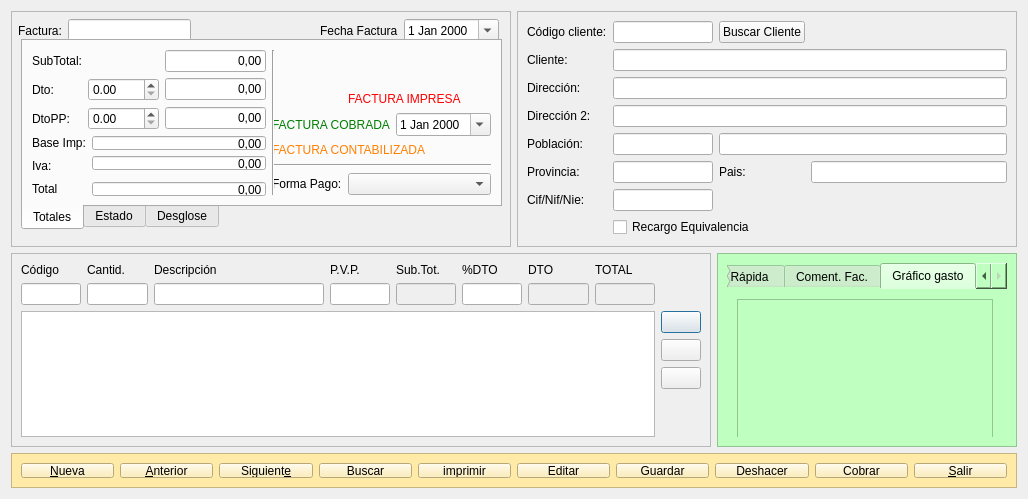
arcnexus/RedFoX, file frmfacturas.ui: the form before one commit.
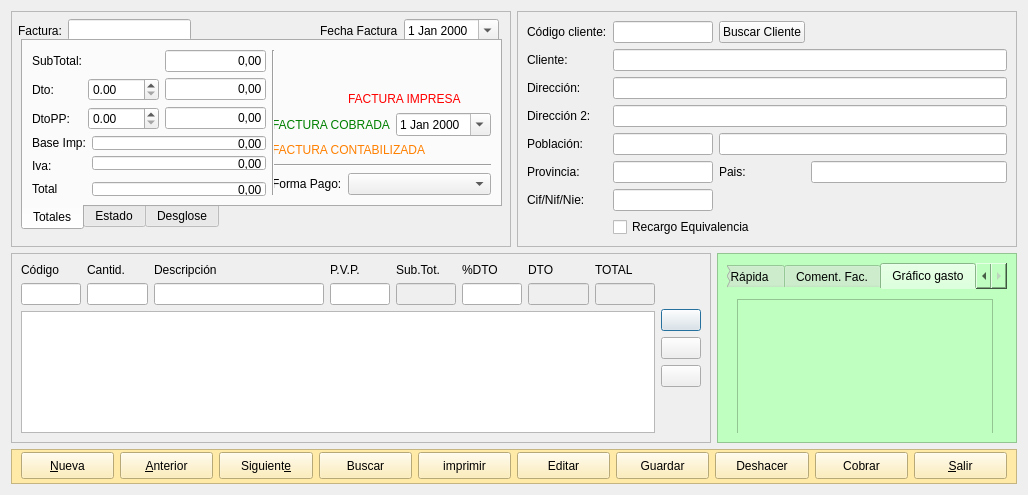
The form after the commit. The open tabs and pages were chosen to show the change. Icons and pictures are not drawn.

```diff
--- a/frmfacturas.ui
+++ b/frmfacturas.ui
@@ -6,8 +6,8 @@
    <rect>
     <x>0</x>
     <y>0</y>
-    <width>1028</width>
-    <height>499</height>
+    <width>1024</width>
+    <height>495</height>
    </rect>
   </property>
   <property name="windowTitle">
@@ -385,8 +385,17 @@
       <enum>QFrame::Raised</enum>
      </property>
      <layout class="QHBoxLayout" name="horizontalLayout">
+      <property name="topMargin">
+       <number>2</number>
+      </property>
       <item>
        <widget class="QPushButton" name="btnAnadir">
+        <property name="minimumSize">
+         <size>
+          <width>0</width>
+          <height>27</height>
+         </size>
+        </property>
         <property name="text">
          <string>&amp;Nueva</string>
         </property>
@@ -398,6 +407,12 @@
       </item>
       <item>
        <widget class="QPushButton" name="btnAnterior">
+        <property name="minimumSize">
+         <size>
+          <width>0</width>
+          <height>27</height>
+         </size>
+        </property>
         <property name="text">
          <string>&amp;Anterior</string>
         </property>
@@ -409,6 +424,12 @@
       </item>
       <item>
        <widget class="QPushButton" name="btnSiguiente">
+        <property name="minimumSize">
+         <size>
+          <width>0</width>
+          <height>27</height>
+         </size>
+        </property>
         <property name="text">
          <string>Siguient&amp;e</string>
         </property>
@@ -420,6 +441,12 @@
       </item>
       <item>
        <widget class="QPushButton" name="btnBuscar">
+        <property name="minimumSize">
+         <size>
+          <width>0</width>
+          <height>27</height>
+         </size>
+        </property>
         <property name="text">
          <string>Buscar</string>
         </property>
@@ -431,6 +458,12 @@
       </item>
       <item>
        <widget class="QPushButton" name="btnImprimir">
+        <property name="minimumSize">
+         <size>
+          <width>0</width>
+          <height>27</height>
+         </size>
+        </property>
         <property name="text">
          <string>imprimir</string>
         </property>
@@ -442,6 +475,12 @@
       </item>
       <item>
        <widget class="QPushButton" name="btnEditar">
+        <property name="minimumSize">
+         <size>
+          <width>0</width>
+          <height>27</height>
+         </size>
+        </property>
         <property name="text">
          <string>Editar</string>
         </property>
@@ -453,6 +492,12 @@
       </item>
       <item>
        <widget class="QPushButton" name="btnGuardar">
+        <property name="minimumSize">
+         <size>
+          <width>0</width>
+          <height>27</height>
+         </size>
+        </property>
         <property name="text">
          <string>Guardar</string>
         </property>
@@ -464,6 +509,12 @@
       </item>
       <item>
        <widget class="QPushButton" name="btnDeshacer">
+        <property name="minimumSize">
+         <size>
+          <width>0</width>
+          <height>27</height>
+         </size>
+        </property>
         <property name="text">
          <string>Deshacer</string>
         </property>
@@ -475,6 +526,12 @@
       </item>
       <item>
        <widget class="QPushButton" name="btnCobrar">
+        <property name="minimumSize">
+         <size>
+          <width>0</width>
+          <height>27</height>
+         </size>
+        </property>
         <property name="text">
          <string>Cobrar</string>
         </property>
@@ -486,6 +543,12 @@
       </item>
       <item>
        <widget class="QPushButton" name="btnCerrar">
+        <property name="minimumSize">
+         <size>
+          <width>0</width>
+          <height>27</height>
+         </size>
+        </property>
         <property name="text">
          <string>&amp;Salir</string>
         </property>
```
Left out of the diff: 96 changed lines with no effect on the pictures.
